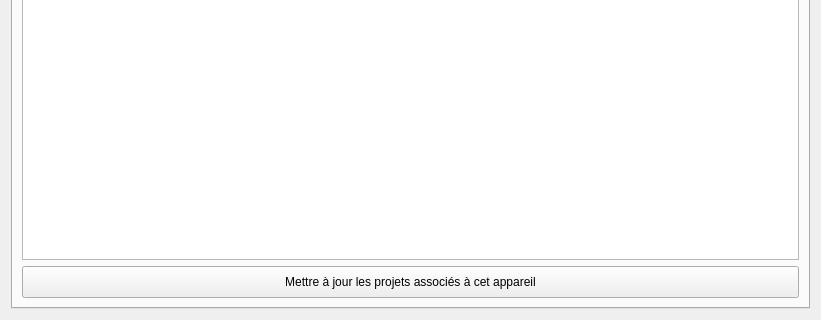
Above: client/src/editors/DeviceWidget.ui from introlab/openteraplus before the change; both pictures show x 0 to 821 and y 152 to 472 of the 821 by 472 pixel window. Below: the same form after it.
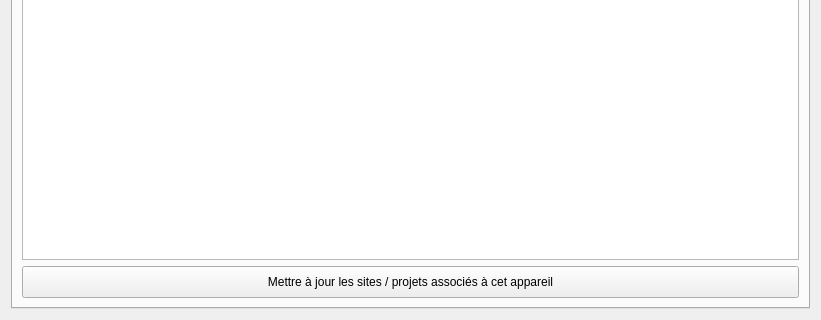
That is the form after the change. The open tabs and pages were chosen to show the change. Icons and pictures are not drawn. Custom widgets are drawn as their Qt base class.

Commit message: Refs #62. Added implementation of Device-Site management

The edit to the form file:
```diff
--- a/client/src/editors/DeviceWidget.ui
+++ b/client/src/editors/DeviceWidget.ui
@@ -330,7 +330,7 @@
           <cursorShape>PointingHandCursor</cursorShape>
          </property>
          <property name="text">
-          <string>Mettre à jour les projets associés à cet appareil</string>
+          <string>Mettre à jour les sites / projets associés à cet appareil</string>
          </property>
          <property name="icon">
           <iconset resource="../../resources/TeraClient.qrc">
```
Left out of the diff: 11 changed lines with no effect on the pictures. The commit also changes 23 other files.
